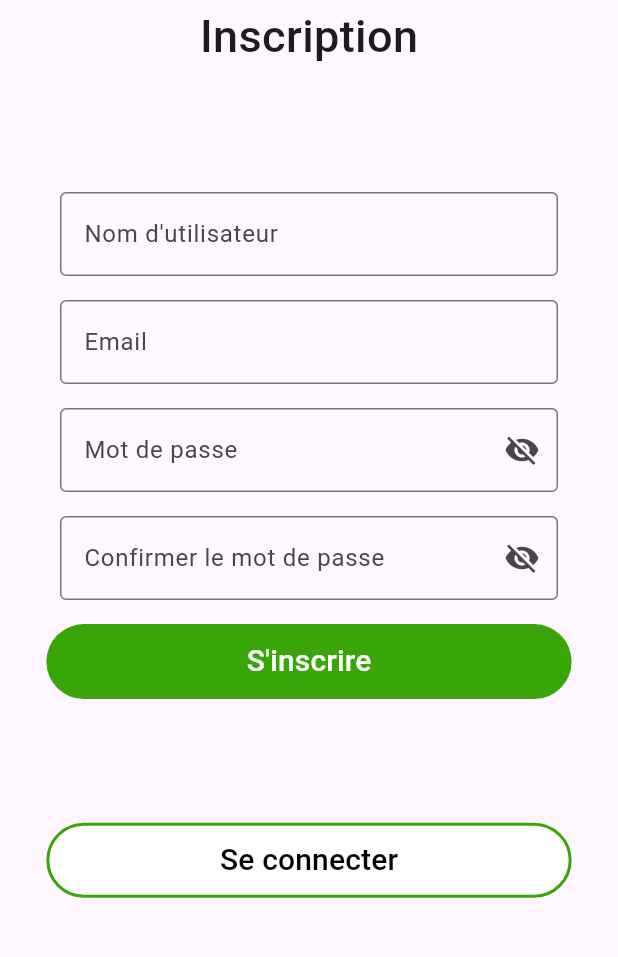
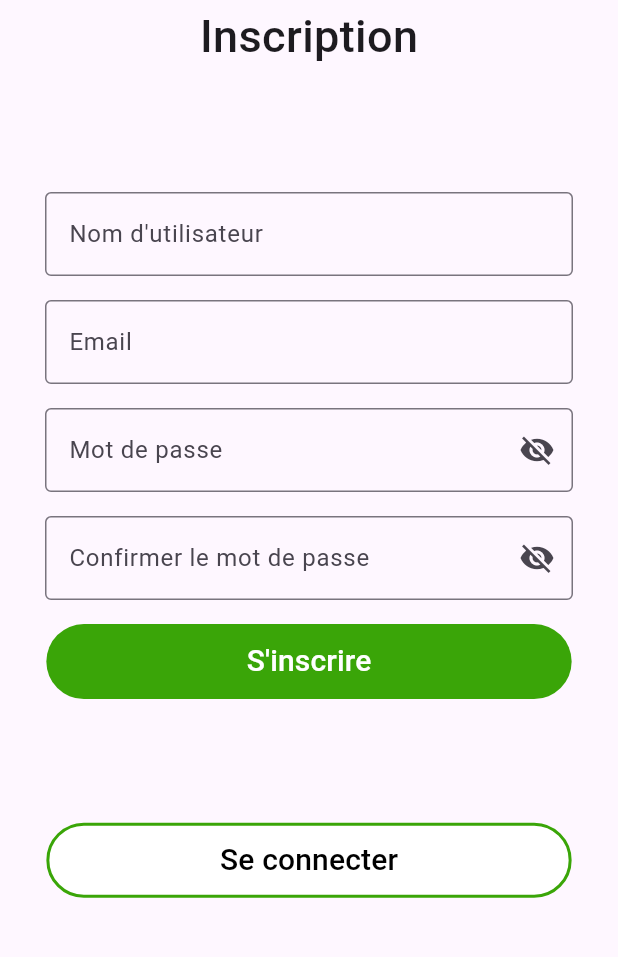
Before and after one commit to remybms/sportin-app, a Flutter app: the Signin screen opened directly, on a phone screen of 412 x 824 dp, the part 80-1037 px from its top. Run offline on Flutter 3.47's test engine with Material 3 defaults, Android fonts, the phone set to English and light mode, and no system bars.

Commit message:
change padding

```diff
--- a/lib/login/login_page.dart
+++ b/lib/login/login_page.dart
@@ -69,7 +69,7 @@ class _LoginFormState extends State<LoginForm> {
         child: Column(
           children: [
             Padding(
-              padding: EdgeInsets.fromLTRB(40, 0, 40, 0),
+              padding: EdgeInsets.symmetric(horizontal: 30),
               child: TextFormField(
                 cursorColor: Color.fromARGB(255, 58, 165, 8),
                 validator: (formUsername) {
@@ -90,7 +90,7 @@ class _LoginFormState extends State<LoginForm> {
               ),
             ),
             Padding(
-              padding: EdgeInsets.symmetric(horizontal: 40, vertical: 16),
+              padding: EdgeInsets.symmetric(horizontal: 30, vertical: 16),
               child: TextFormField(
                 cursorColor: Color.fromARGB(255, 58, 165, 8),
                 obscureText: _passwordVisible,
--- a/lib/signin/signin_page.dart
+++ b/lib/signin/signin_page.dart
@@ -65,7 +65,7 @@ class _SigninFormState extends State<SigninForm> {
         child: Column(
           children: [
             Padding(
-              padding: EdgeInsets.fromLTRB(40, 0, 40, 0),
+              padding: EdgeInsets.symmetric(horizontal: 30),
               child: TextFormField(
                 cursorColor: Color.fromARGB(255, 58, 165, 8),
                 validator: (formUsername) {
@@ -86,7 +86,7 @@ class _SigninFormState extends State<SigninForm> {
               ),
             ),
             Padding(
-              padding: EdgeInsets.symmetric(horizontal: 40, vertical: 16),
+              padding: EdgeInsets.symmetric(horizontal: 30, vertical: 16),
               child: TextFormField(
                 cursorColor: Color.fromARGB(255, 58, 165, 8),
                 validator: (formEmail) {
@@ -107,7 +107,7 @@ class _SigninFormState extends State<SigninForm> {
               ),
             ),
             Padding(
-              padding: EdgeInsets.symmetric(horizontal: 40),
+              padding: EdgeInsets.symmetric(horizontal: 30),
               child: TextFormField(
                 cursorColor: Color.fromARGB(255, 58, 165, 8),
                 obscureText: _passwordVisible,
@@ -141,7 +141,7 @@ class _SigninFormState extends State<SigninForm> {
               ),
             ),
             Padding(
-              padding: EdgeInsets.symmetric(horizontal: 40, vertical: 16),
+              padding: EdgeInsets.symmetric(horizontal: 30, vertical: 16),
               child: TextFormField(
                 cursorColor: Color.fromARGB(255, 58, 165, 8),
                 obscureText: _passwordVisible,
```
